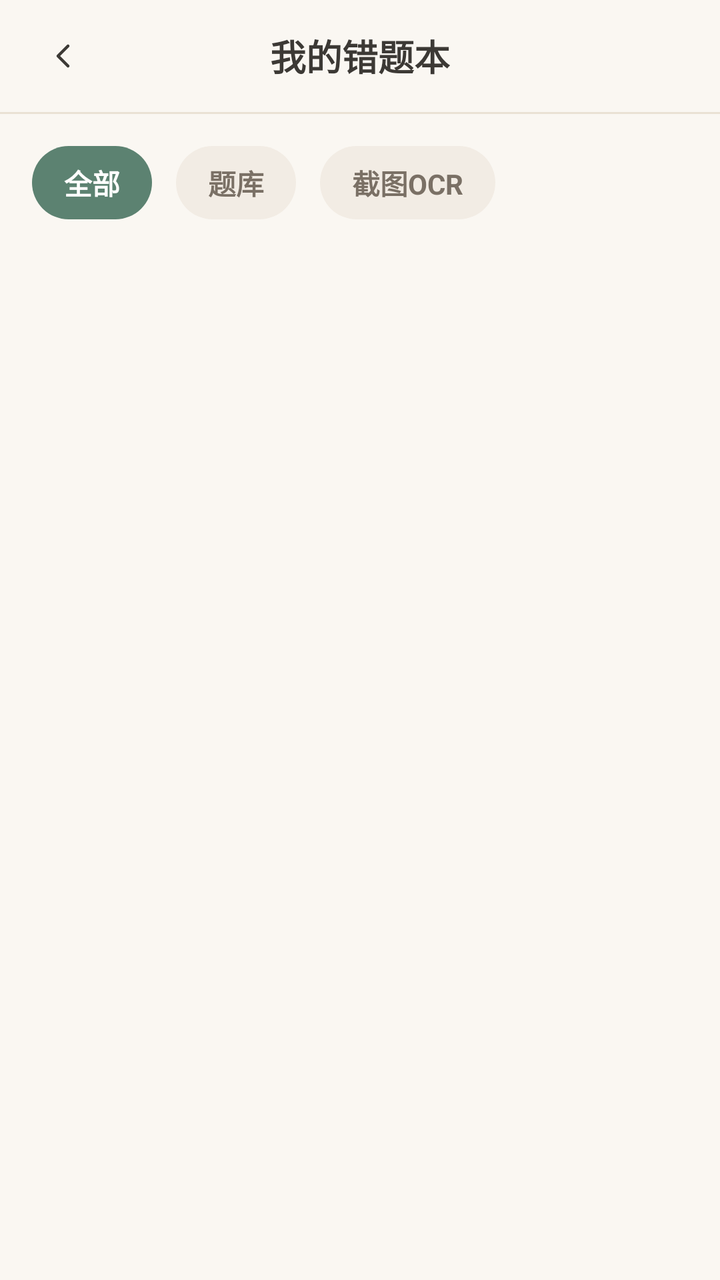
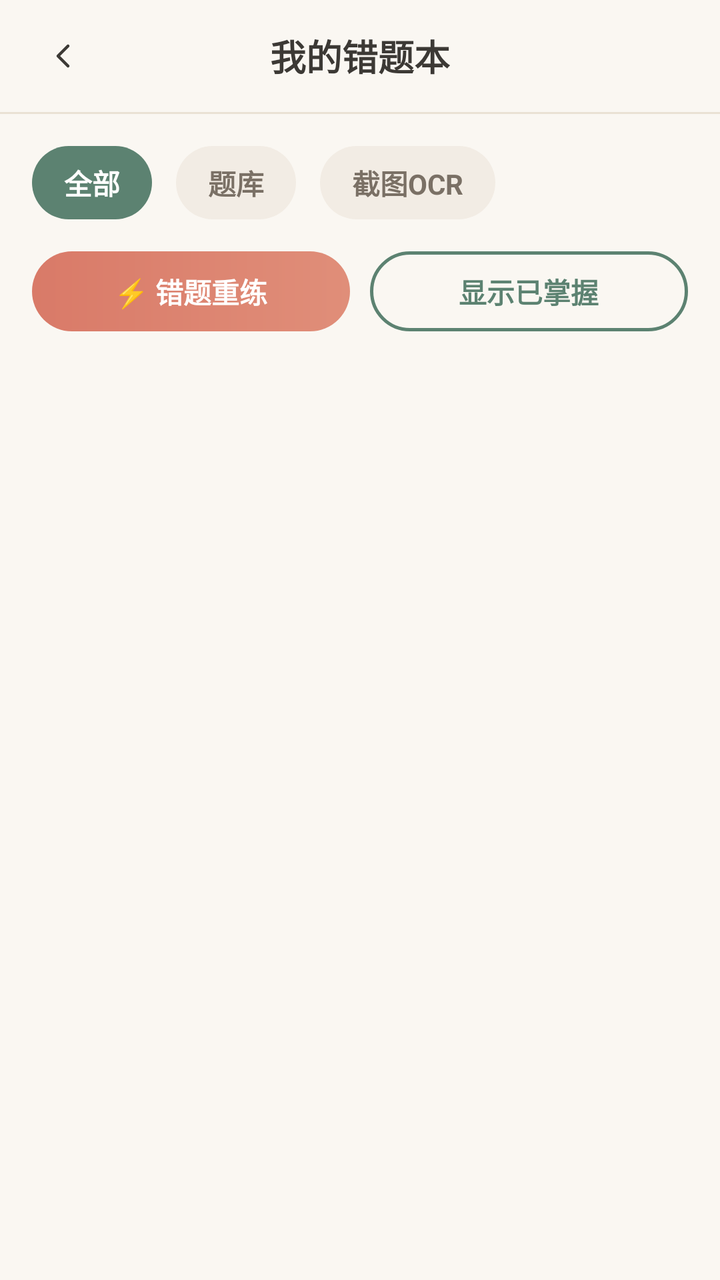

Compare the two renders of this Android layout. The source of the first and the diff that turns it into the second are given below.
<!-- AndroidManifest.xml: activity theme Theme.AIAssistant -->
<!-- res/layout/activity_wrong_questions.xml -->
<?xml version="1.0" encoding="utf-8"?>
<LinearLayout xmlns:android="http://schemas.android.com/apk/res/android"
    xmlns:app="http://schemas.android.com/apk/res-auto"
    android:layout_width="match_parent"
    android:layout_height="match_parent"
    android:background="@color/background"
    android:orientation="vertical">

    
    <RelativeLayout
        android:layout_width="match_parent"
        android:layout_height="56dp"
        android:background="@color/background"
        android:paddingHorizontal="16dp">

        <ImageView
            android:id="@+id/btn_back"
            android:layout_width="32dp"
            android:layout_height="32dp"
            android:layout_centerVertical="true"
            android:src="@drawable/ic_chevron_right"
            android:rotation="180"
            android:padding="4dp"
            android:background="?attr/selectableItemBackgroundBorderless"
            android:clickable="true"
            android:focusable="true"
            app:tint="@color/text_primary" />

        <TextView
            android:layout_width="wrap_content"
            android:layout_height="wrap_content"
            android:layout_centerInParent="true"
            android:text="我的错题本"
            android:textSize="18sp"
            android:textStyle="bold"
            android:textColor="@color/text_primary" />
    </RelativeLayout>

    <View
        android:layout_width="match_parent"
        android:layout_height="1dp"
        android:background="@color/border_light" />

    
    <LinearLayout
        android:layout_width="match_parent"
        android:layout_height="wrap_content"
        android:orientation="horizontal"
        android:padding="16dp"
        android:gravity="center_vertical">

        <TextView
            android:id="@+id/tab_all"
            android:layout_width="wrap_content"
            android:layout_height="wrap_content"
            android:text="全部"
            android:textSize="14sp"
            android:textStyle="bold"
            android:paddingVertical="8dp"
            android:paddingHorizontal="16dp"
            android:background="@drawable/bg_primary_chip"
            android:textColor="#FFFFFF"
            android:clickable="true"
            android:focusable="true" />

        <TextView
            android:id="@+id/tab_bank"
            android:layout_width="wrap_content"
            android:layout_height="wrap_content"
            android:layout_marginStart="12dp"
            android:text="题库"
            android:textSize="14sp"
            android:textStyle="bold"
            android:paddingVertical="8dp"
            android:paddingHorizontal="16dp"
            android:background="@drawable/bg_default_chip"
            android:textColor="@color/text_secondary"
            android:clickable="true"
            android:focusable="true" />

        <TextView
            android:id="@+id/tab_ocr"
            android:layout_width="wrap_content"
            android:layout_height="wrap_content"
            android:layout_marginStart="12dp"
            android:text="截图OCR"
            android:textSize="14sp"
            android:textStyle="bold"
            android:paddingVertical="8dp"
            android:paddingHorizontal="16dp"
            android:background="@drawable/bg_default_chip"
            android:textColor="@color/text_secondary"
            android:clickable="true"
            android:focusable="true" />
    </LinearLayout>

    
    <LinearLayout
        android:id="@+id/layout_empty"
        android:layout_width="match_parent"
        android:layout_height="0dp"
        android:layout_weight="1"
        android:orientation="vertical"
        android:gravity="center"
        android:padding="32dp"
        android:visibility="gone">

        <ImageView
            android:layout_width="80dp"
            android:layout_height="80dp"
            android:src="@drawable/ic_plan"
            app:tint="@color/border_light"
            android:layout_marginBottom="16dp" />

        <TextView
            android:layout_width="wrap_content"
            android:layout_height="wrap_content"
            android:text="空空如也，静谧如初"
            android:textSize="16sp"
            android:textStyle="bold"
            android:textColor="@color/text_primary" />

        <TextView
            android:layout_width="wrap_content"
            android:layout_height="wrap_content"
            android:layout_marginTop="8dp"
            android:text="可在悬浮球设置中开启[记录错题]，截屏圈选错题后一键快速录入"
            android:textSize="13sp"
            android:gravity="center"
            android:textColor="@color/text_secondary" />
    </LinearLayout>

    
    <androidx.recyclerview.widget.RecyclerView
        android:id="@+id/rv_wrong_questions"
        android:layout_width="match_parent"
        android:layout_height="0dp"
        android:layout_weight="1"
        android:clipToPadding="false"
        android:paddingBottom="16dp" />

</LinearLayout>
<!-- resources referenced by this layout -->
<resources>
  <color name="background">#FAF7F2</color>
  <color name="border_light">#EAE1D4</color>
  <color name="text_primary">#3C3935</color>
  <color name="text_secondary">#7A7065</color>
  <!-- drawable bg_default_chip (drawable) -->
  <?xml version="1.0" encoding="utf-8"?>
  <shape xmlns:android="http://schemas.android.com/apk/res/android"
      android:shape="rectangle">
      <solid android:color="@color/tag_blue_bg" />
      <corners android:radius="20dp" />
  </shape>
  <!-- drawable bg_primary_chip (drawable) -->
  <?xml version="1.0" encoding="utf-8"?>
  <shape xmlns:android="http://schemas.android.com/apk/res/android"
      android:shape="rectangle">
      <solid android:color="@color/primary" />
      <corners android:radius="20dp" />
  </shape>
  <!-- drawable ic_chevron_right (drawable) -->
  <vector xmlns:android="http://schemas.android.com/apk/res/android"
      android:width="24dp"
      android:height="24dp"
      android:viewportWidth="24"
      android:viewportHeight="24">
      <path
          android:pathData="M10,7l5,5l-5,5"
          android:strokeColor="@color/text_secondary"
          android:strokeWidth="1.5"
          android:strokeLineCap="round"
          android:strokeLineJoin="round" />
  </vector>
  <!-- drawable ic_plan (drawable) -->
  <?xml version="1.0" encoding="utf-8"?>
  <vector xmlns:android="http://schemas.android.com/apk/res/android"
      android:width="24dp"
      android:height="24dp"
      android:viewportWidth="24"
      android:viewportHeight="24">
      
      <path
          android:fillColor="#374151"
          android:pathData="M19,4H17V2H15V4H9V2H7V4H5C3.89,4 3.01,4.9 3.01,6L3,20C3,21.1 3.89,22 5,22H19C20.1,22 21,21.1 21,20V6C21,4.9 20.1,4 19,4ZM19,20H5V10H19V20ZM19,8H5V6H19V8ZM12,13H17V18H12V13Z" />
  </vector>
  <style name="Theme.AIAssistant" parent="Base.Theme.AIAssistant" />
  <color name="tag_blue_bg">#F2ECE4</color>
  <color name="primary">#5C8271</color>
  <style name="Base.Theme.AIAssistant" parent="Theme.Material3.DayNight.NoActionBar">
          
          <item name="android:statusBarColor">@android:color/transparent</item>
          <item name="android:navigationBarColor">@color/background</item>
          <item name="android:windowDrawsSystemBarBackgrounds">true</item>
          
          <item name="colorPrimary">@color/primary</item>
          <item name="colorSecondary">@color/primary_light</item>
          <item name="android:windowBackground">@color/background</item>
      </style>
  <color name="primary_light">#88A798</color>
</resources>

<!-- the commit's change to res/layout/activity_wrong_questions.xml (unified diff, before → after) -->
@@ -96,6 +96,40 @@
 
     
     <LinearLayout
+        android:layout_width="match_parent"
+        android:layout_height="wrap_content"
+        android:orientation="horizontal"
+        android:paddingHorizontal="16dp"
+        android:paddingBottom="12dp">
+
+        <TextView
+            android:id="@+id/btn_wrong_practice"
+            android:layout_width="0dp"
+            android:layout_height="40dp"
+            android:layout_weight="1"
+            android:gravity="center"
+            android:text="⚡ 错题重练"
+            android:textSize="14sp"
+            android:textStyle="bold"
+            android:textColor="@color/white"
+            android:background="@drawable/bg_pomodoro_button" />
+
+        <TextView
+            android:id="@+id/btn_toggle_mastered"
+            android:layout_width="0dp"
+            android:layout_height="40dp"
+            android:layout_weight="1"
+            android:layout_marginStart="10dp"
+            android:gravity="center"
+            android:text="显示已掌握"
+            android:textSize="14sp"
+            android:textStyle="bold"
+            android:textColor="@color/primary"
+            android:background="@drawable/bg_outline_button" />
+    </LinearLayout>
+
+    
+    <LinearLayout
         android:id="@+id/layout_empty"
         android:layout_width="match_parent"
         android:layout_height="0dp"
<!-- resource entries referenced after the edit -->
@@ -4,12 +4,33 @@
   <color name="border_light">#EAE1D4</color>
   <color name="text_primary">#3C3935</color>
   <color name="text_secondary">#7A7065</color>
+  <color name="white">#FFFFFFFF</color>
   <!-- drawable bg_default_chip (drawable) -->
   <?xml version="1.0" encoding="utf-8"?>
   <shape xmlns:android="http://schemas.android.com/apk/res/android"
       android:shape="rectangle">
       <solid android:color="@color/tag_blue_bg" />
       <corners android:radius="20dp" />
+  </shape>
+  <!-- drawable bg_outline_button (drawable) -->
+  <?xml version="1.0" encoding="utf-8"?>
+  <shape xmlns:android="http://schemas.android.com/apk/res/android"
+      android:shape="rectangle">
+      <stroke
+          android:width="1.5dp"
+          android:color="@color/primary" />
+      <corners android:radius="24dp" />
+      <solid android:color="@android:color/transparent" />
+  </shape>
+  <!-- drawable bg_pomodoro_button (drawable) -->
+  <?xml version="1.0" encoding="utf-8"?>
+  <shape xmlns:android="http://schemas.android.com/apk/res/android"
+      android:shape="rectangle">
+      <gradient
+          android:startColor="@color/pomodoro_red"
+          android:endColor="@color/pomodoro_orange"
+          android:angle="0" />
+      <corners android:radius="24dp" />
   </shape>
   <!-- drawable bg_primary_chip (drawable) -->
   <?xml version="1.0" encoding="utf-8"?>
@@ -45,6 +66,8 @@
   </vector>
   <style name="Theme.AIAssistant" parent="Base.Theme.AIAssistant" />
   <color name="tag_blue_bg">#F2ECE4</color>
+  <color name="pomodoro_red">#D97A68</color>
+  <color name="pomodoro_orange">#E08E79</color>
   <color name="primary">#5C8271</color>
   <style name="Base.Theme.AIAssistant" parent="Theme.Material3.DayNight.NoActionBar">
           
